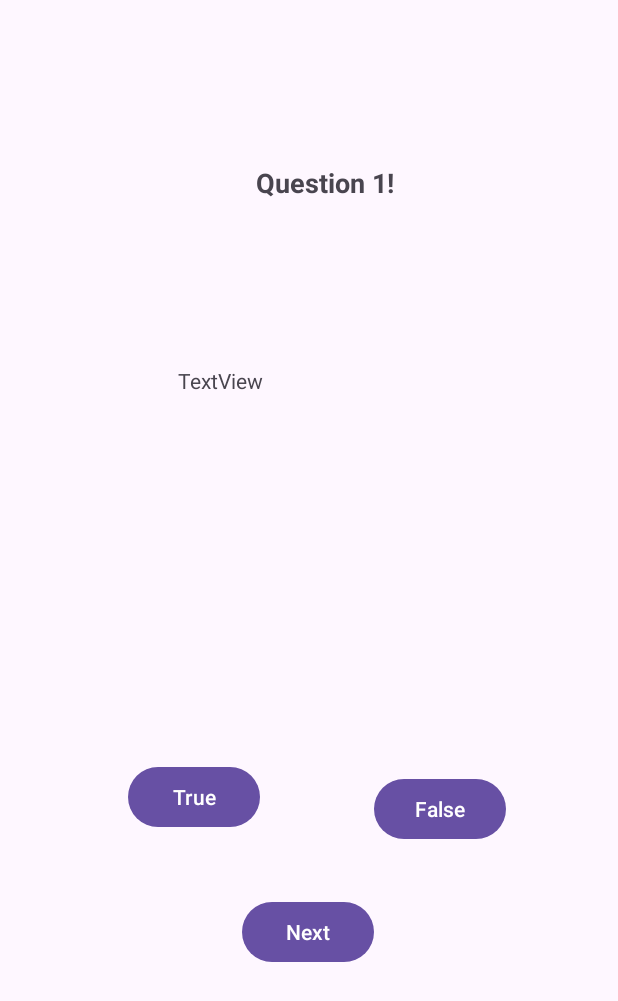
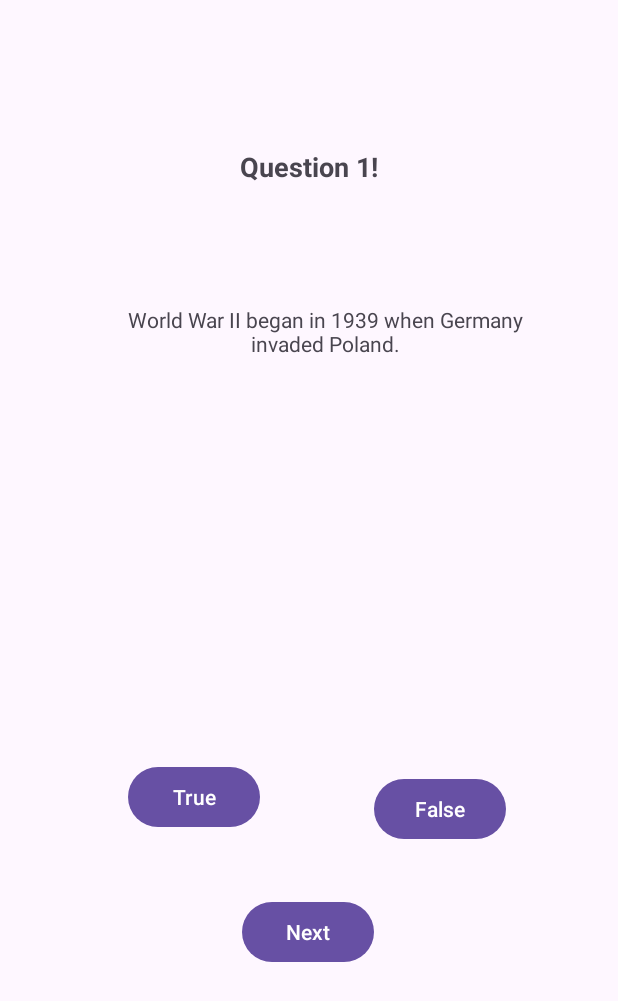
Before and after one commit to StephenChristie12345/TestYourknowledge, an Android app: the Question1 screen opened directly, with no data from a screen before it, on a phone screen of 412 x 824 dp. Shown: the top 1001 px of the screen. Run offline under Robolectric (Android 15) with nearby library versions, the phone set to English and light mode, and no system bars.

Commit message:
Added my Questions

```diff
--- a/app/src/main/res/layout/activity_question1.xml
+++ b/app/src/main/res/layout/activity_question1.xml
@@ -45,28 +45,29 @@
 
     <TextView
         android:id="@+id/textView"
-        android:layout_width="197dp"
-        android:layout_height="66dp"
+        android:layout_width="186dp"
+        android:layout_height="28dp"
         android:text="Question 1!"
         android:textAlignment="center"
         android:textSize="18dp"
         android:textStyle="bold"
         app:layout_constraintBottom_toBottomOf="parent"
         app:layout_constraintEnd_toEndOf="parent"
-        app:layout_constraintHorizontal_bias="0.551"
         app:layout_constraintStart_toStartOf="parent"
         app:layout_constraintTop_toTopOf="parent"
-        app:layout_constraintVertical_bias="0.144" />
+        app:layout_constraintVertical_bias="0.124" />
 
     <TextView
         android:id="@+id/textView2"
-        android:layout_width="175dp"
-        android:layout_height="36dp"
-        android:text="TextView"
+        android:layout_width="279dp"
+        android:layout_height="51dp"
+        android:text="World War II began in 1939 when Germany invaded Poland."
+        android:textAlignment="center"
         app:layout_constraintBottom_toBottomOf="parent"
         app:layout_constraintEnd_toEndOf="parent"
+        app:layout_constraintHorizontal_bias="0.583"
         app:layout_constraintStart_toStartOf="parent"
         app:layout_constraintTop_toTopOf="parent"
-        app:layout_constraintVertical_bias="0.31" />
+        app:layout_constraintVertical_bias="0.263" />
 
 </androidx.constraintlayout.widget.ConstraintLayout>
```
Also changed, not shown: app/src/main/res/layout/activity_question2.xml (+4 -3 lines), app/src/main/res/layout/activity_question3.xml (+7 -6 lines), app/src/main/res/layout/activity_question4.xml (+9 -6 lines), app/src/main/res/layout/activity_question5.xml (+7 -6 lines).
